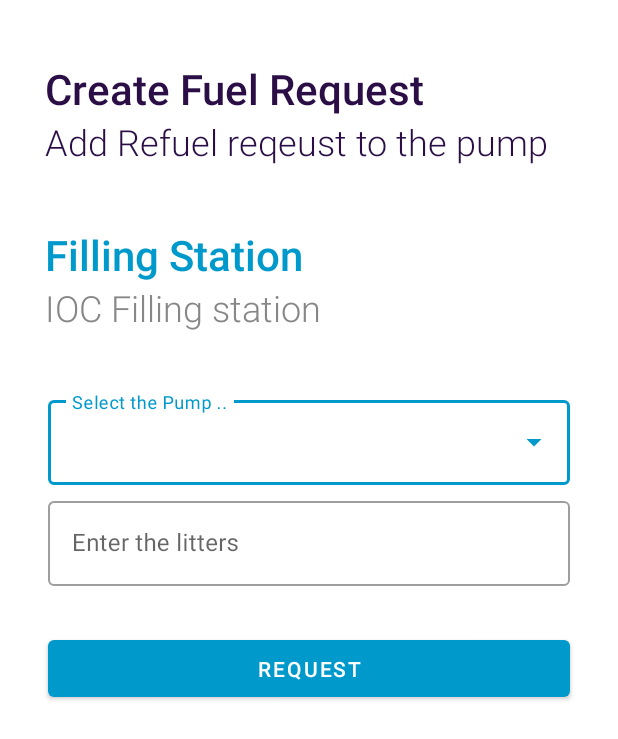
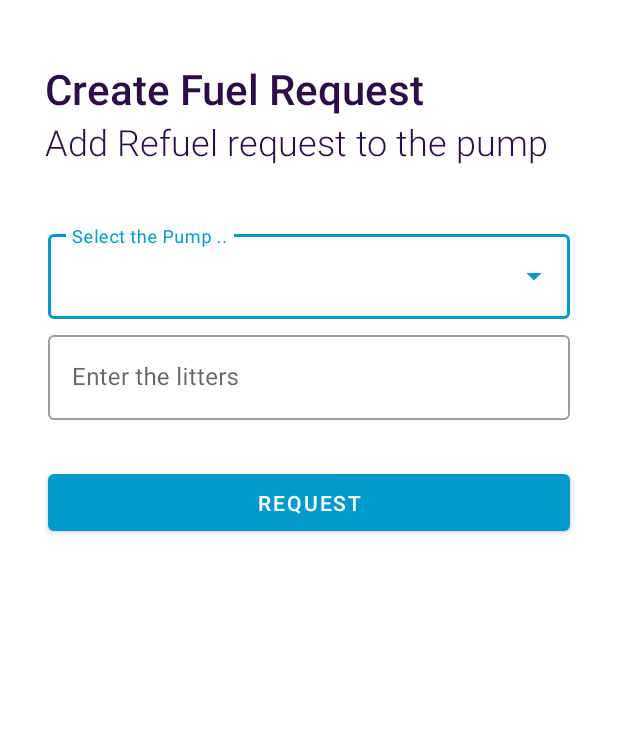
Before and after one commit to AnawaratneMANA/fuel-queue-app-client, an Android app: the layout activity_create_fuel_request_page.xml on its own in the app's theme, with its tools: preview values and no code run, on a phone screen of 412 x 824 dp. Shown: the top 739 px of the screen. Run offline under Robolectric (Android 15) with nearby library versions, the phone set to English and light mode, and no system bars.

Commit message:
fix the bugs

```diff
--- a/app/src/main/java/com/example/fuelqueueapplication/CreateFuelRequestPage.java
+++ b/app/src/main/java/com/example/fuelqueueapplication/CreateFuelRequestPage.java
@@ -51,6 +51,7 @@ public class CreateFuelRequestPage extends AppCompatActivity {
         setContentView(R.layout.activity_create_fuel_request_page);
         Intent intent = getIntent();
         queueId = intent.getStringExtra("queueId");
+        System.out.println("queueId :"+queueId);
 
         sharedPreferences = getSharedPreferences(Constants.SHARED_PREFERENCE_NAME,MODE_PRIVATE);
         userId = sharedPreferences.getString(Constants.USER_ID,null);
@@ -114,7 +115,7 @@ public class CreateFuelRequestPage extends AppCompatActivity {
         String fuelAmount = String.valueOf(amount);
         String endTime = dateTimeOperations.getDate();
         FuelQueueRemoveRequest fuelQueueRemoveRequest = new FuelQueueRemoveRequest(endTime, fuelAmount+"L");
-        Call<Void> call = fuelStationInterface.fuelQueueRemove(queueId,fuelQueueRemoveRequest);
+        Call<Void> call = fuelStationInterface.fuelQueueRemove("/api/FuelStation/removeFuelQueue/"+queueId,fuelQueueRemoveRequest);
         call.enqueue(new Callback<Void>() {
             @Override
             public void onResponse(Call<Void> call, Response<Void> response) {
@@ -123,7 +124,7 @@ public class CreateFuelRequestPage extends AppCompatActivity {
                     startActivity(intent);
                     finish();
                 }else{
-                    Toast.makeText(CreateFuelRequestPage.this, "CHECK_THE_INPUTS", Toast.LENGTH_SHORT).show();
+                    Toast.makeText(CreateFuelRequestPage.this, "CHECK_THE_history_INPUTS", Toast.LENGTH_SHORT).show();
 
                 }
             }
--- a/app/src/main/java/com/example/fuelqueueapplication/ThankYouActivity.java
+++ b/app/src/main/java/com/example/fuelqueueapplication/ThankYouActivity.java
@@ -1,5 +1,6 @@
 package com.example.fuelqueueapplication;
 
+import androidx.appcompat.app.ActionBar;
 import androidx.appcompat.app.AppCompatActivity;
 
 import android.content.Intent;
@@ -14,6 +15,8 @@ public class ThankYouActivity extends AppCompatActivity {
     protected void onCreate(Bundle savedInstanceState) {
         super.onCreate(savedInstanceState);
         setContentView(R.layout.activity_thank_you);
+        ActionBar actionBar = getSupportActionBar();
+        actionBar.hide();
     }
 
     //to move fuel station activity
--- a/app/src/main/java/com/example/fuelqueueapplication/api/request/FuelQueueRemoveRequest.java
+++ b/app/src/main/java/com/example/fuelqueueapplication/api/request/FuelQueueRemoveRequest.java
@@ -4,8 +4,9 @@ package com.example.fuelqueueapplication.api.request;
  * fuel queue remove request class
  * **/
 public class FuelQueueRemoveRequest {
+    private String FuelAmount;
     private String EndDateTime;
-    private String FuelAmount;
+
 
     public FuelQueueRemoveRequest(String endDateTime, String fuelAmount) {
         EndDateTime = endDateTime;
--- a/app/src/main/res/drawable/ic_baseline_history_24.xml
+++ b/app/src/main/res/drawable/ic_baseline_history_24.xml
@@ -1,4 +1,4 @@
-<vector android:height="24dp" android:tint="#2F5373"
+<vector android:height="24dp" android:tint="#FFFFFF"
     android:viewportHeight="24" android:viewportWidth="24"
     android:width="24dp" xmlns:android="http://schemas.android.com/apk/res/android">
     <path android:fillColor="@android:color/white" android:pathData="M13,3c-4.97,0 -9,4.03 -9,9L1,12l3.89,3.89 0.07,0.14L9,12L6,12c0,-3.87 3.13,-7 7,-7s7,3.13 7,7 -3.13,7 -7,7c-1.93,0 -3.68,-0.79 -4.94,-2.06l-1.42,1.42C8.27,19.99 10.51,21 13,21c4.97,0 9,-4.03 9,-9s-4.03,-9 -9,-9zM12,8v5l4.28,2.54 0.72,-1.21 -3.5,-2.08L13.5,8L12,8z"/>
--- a/app/src/main/res/layout/activity_create_fuel_request_page.xml
+++ b/app/src/main/res/layout/activity_create_fuel_request_page.xml
@@ -5,7 +5,7 @@
     android:layout_width="match_parent"
     android:layout_height="match_parent"
     android:orientation="vertical"
-    tools:context=".RegistrationActivity">
+    tools:context=".CreateFuelRequestPage">
 
     <TextView
         android:id="@+id/subMerchantContactTopic"
@@ -25,30 +25,8 @@
         android:layout_marginLeft="30dp"
         android:fontFamily="sans-serif-medium"
         android:textFontWeight="@integer/material_motion_duration_long_1"
-        android:text="Add Refuel reqeust to the pump"
+        android:text="Add Refuel request to the pump"
         android:textColor="#2a0e45"
-        android:textSize="24sp" />
-
-    <TextView
-        android:id="@+id/subMerchantContactsubTopic"
-        android:layout_width="wrap_content"
-        android:layout_height="wrap_content"
-        android:layout_marginLeft="30dp"
-        android:layout_marginTop="40dp"
-        android:fontFamily="sans-serif-medium"
-        android:text="Filling Station"
-        android:textColor="@color/main_color"
-        android:textSize="28sp" />
-
-    <TextView
-        android:id="@+id/subMerchantContactsubTopic2"
-        android:layout_width="wrap_content"
-        android:layout_height="wrap_content"
-        android:layout_marginLeft="30dp"
-        android:fontFamily="sans-serif-medium"
-        android:textFontWeight="@integer/material_motion_duration_long_1"
-        android:text="IOC Filling station"
-        android:textColor="#878787"
         android:textSize="24sp" />
 
 
--- a/app/src/main/res/layout/activity_fuel_station.xml
+++ b/app/src/main/res/layout/activity_fuel_station.xml
@@ -32,7 +32,7 @@
         <com.getbase.floatingactionbutton.FloatingActionButton
             android:layout_width="wrap_content"
             android:layout_height="wrap_content"
-            app:fab_icon="@drawable/history_48px"
+            app:fab_icon="@drawable/ic_baseline_history_24"
             android:onClick="userHistoryOnClick"
             app:fab_addButtonColorNormal="@color/main_color"
             app:fab_title="Label on the right" />
--- a/app/src/main/res/layout/activity_fuel_station_detail.xml
+++ b/app/src/main/res/layout/activity_fuel_station_detail.xml
@@ -215,7 +215,7 @@
             android:layout_marginStart="32dp"
             android:layout_marginEnd="32dp"
             android:gravity="center"
-            android:onClick="onClick"
+            android:onClick="exitOnClick"
             android:text="Exit" />
     </LinearLayout>
 
--- a/app/src/main/res/layout/activity_fuel_station_details_request.xml
+++ b/app/src/main/res/layout/activity_fuel_station_details_request.xml
@@ -237,7 +237,7 @@
             android:layout_marginStart="32dp"
             android:layout_marginEnd="32dp"
             android:gravity="center"
-            android:onClick="onClick"
+            android:onClick="onClickExit"
             android:text="Exit" />
     </LinearLayout>
 
```
Also changed, not shown: app/src/main/AndroidManifest.xml (+7 -0 lines), app/src/main/java/com/example/fuelqueueapplication/FuelStationDetailActivity.java (+7 -1 lines), app/src/main/java/com/example/fuelqueueapplication/FuelStationDetailsRequestActivity.java (+32 -2 lines), app/src/main/java/com/example/fuelqueueapplication/api/interfaces/FuelStationInterface.java (+5 -2 lines), app/src/main/res/layout/activity_thank_you.xml (+6 -6 lines).
